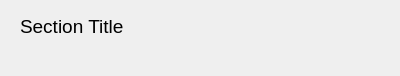
Before: the Qt Designer form resources/section.ui in lesca-research/piccel, drawn with Qt 5.
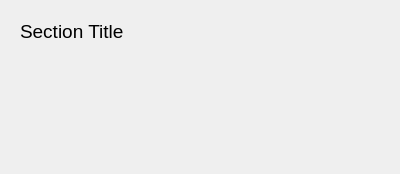
After: the same form once the commit is applied.

Commit message: Fix and improve live form style

```diff
--- a/resources/section.ui
+++ b/resources/section.ui
@@ -7,7 +7,7 @@
     <x>0</x>
     <y>0</y>
     <width>400</width>
-    <height>76</height>
+    <height>174</height>
    </rect>
   </property>
   <property name="sizePolicy">
@@ -19,14 +19,14 @@
   <property name="windowTitle">
    <string>Form</string>
   </property>
-  <layout class="QVBoxLayout" name="verticalLayout">
+  <layout class="QVBoxLayout" name="verticalLayoutTop">
    <property name="spacing">
     <number>0</number>
    </property>
    <item alignment="Qt::AlignTop">
-    <widget class="QFrame" name="frame_title">
+    <widget class="QFrame" name="frame_section_title">
      <property name="sizePolicy">
-      <sizepolicy hsizetype="Preferred" vsizetype="Preferred">
+      <sizepolicy hsizetype="Preferred" vsizetype="Minimum">
        <horstretch>0</horstretch>
        <verstretch>0</verstretch>
       </sizepolicy>
@@ -42,13 +42,13 @@
        <number>9</number>
       </property>
       <property name="topMargin">
-       <number>4</number>
+       <number>9</number>
       </property>
       <property name="rightMargin">
        <number>9</number>
       </property>
       <property name="bottomMargin">
-       <number>4</number>
+       <number>9</number>
       </property>
       <item>
        <widget class="QLabel" name="title_label">
@@ -66,6 +66,9 @@
           <kerning>true</kerning>
          </font>
         </property>
+        <property name="styleSheet">
+         <string notr="true">background-color: none;</string>
+        </property>
         <property name="text">
          <string>Section Title</string>
         </property>
@@ -89,6 +92,24 @@
      </layout>
     </widget>
    </item>
+   <item>
+    <widget class="QFrame" name="frame">
+     <property name="frameShape">
+      <enum>QFrame::NoFrame</enum>
+     </property>
+     <property name="frameShadow">
+      <enum>QFrame::Raised</enum>
+     </property>
+     <layout class="QVBoxLayout" name="verticalLayout">
+      <property name="spacing">
+       <number>4</number>
+      </property>
+      <property name="leftMargin">
+       <number>9</number>
+      </property>
+     </layout>
+    </widget>
+   </item>
   </layout>
  </widget>
  <resources/>
```
Left out of the diff: 2 changed lines with no effect on the pictures. The commit also changes 10 other files.
